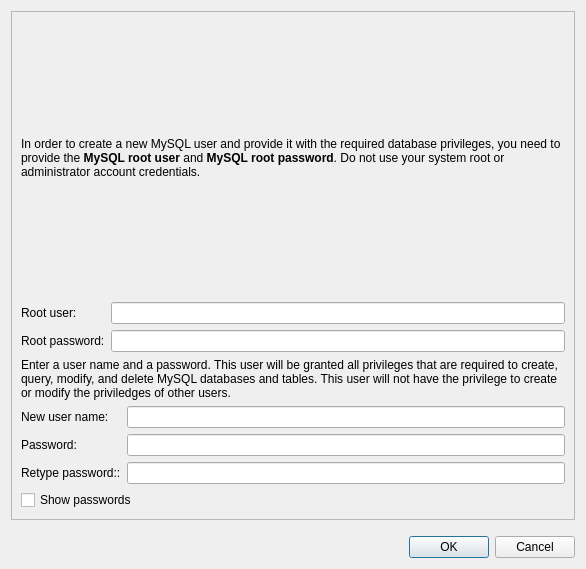
Old version of the form coquery/gui/ui/createUser.ui in the repository gkunter/coquery.
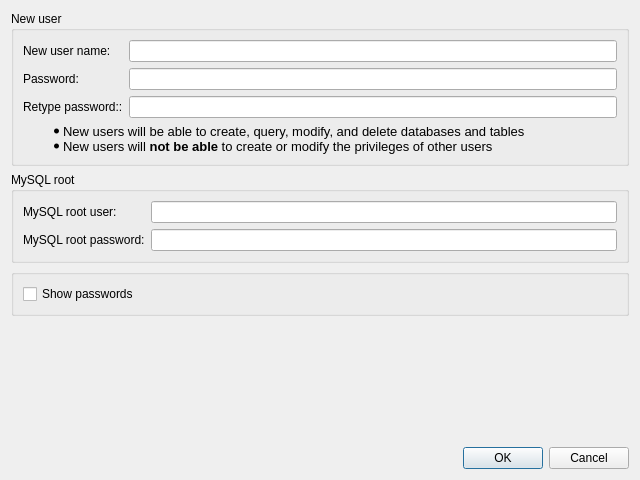
New version of the form.

Commit message: Simplify interface

What changed in the file:
```diff
--- a/coquery/gui/ui/createUser.ui
+++ b/coquery/gui/ui/createUser.ui
@@ -6,102 +6,23 @@
    <rect>
     <x>0</x>
     <y>0</y>
-    <width>586</width>
-    <height>569</height>
+    <width>640</width>
+    <height>480</height>
    </rect>
   </property>
   <property name="windowTitle">
    <string>Create a new MySQL user – Coquery</string>
   </property>
-  <layout class="QVBoxLayout" name="verticalLayout_2">
-   <property name="spacing">
-    <number>16</number>
-   </property>
+  <layout class="QVBoxLayout" name="verticalLayout_3" stretch="0,0,0,0,1">
    <property name="sizeConstraint">
     <enum>QLayout::SetMinimumSize</enum>
    </property>
    <item>
-    <widget class="QFrame" name="frame">
-     <property name="frameShape">
-      <enum>QFrame::StyledPanel</enum>
+    <widget class="QGroupBox" name="groupBox_2">
+     <property name="title">
+      <string>New user</string>
      </property>
-     <property name="frameShadow">
-      <enum>QFrame::Raised</enum>
-     </property>
-     <layout class="QVBoxLayout" name="verticalLayout">
-      <item>
-       <widget class="QLabel" name="label">
-        <property name="sizePolicy">
-         <sizepolicy hsizetype="MinimumExpanding" vsizetype="MinimumExpanding">
-          <horstretch>0</horstretch>
-          <verstretch>0</verstretch>
-         </sizepolicy>
-        </property>
-        <property name="text">
-         <string>&lt;html&gt;&lt;head/&gt;&lt;body&gt;&lt;p&gt;In order to create a new MySQL user and provide it with the required database privileges, you need to provide the &lt;span style=&quot; font-weight:600;&quot;&gt;MySQL root user&lt;/span&gt; and &lt;span style=&quot; font-weight:600;&quot;&gt;MySQL root password&lt;/span&gt;. Do not use your system root or administrator account credentials.&lt;/p&gt;&lt;/body&gt;&lt;/html&gt;</string>
-        </property>
-        <property name="wordWrap">
-         <bool>true</bool>
-        </property>
-       </widget>
-      </item>
-      <item>
-       <layout class="QGridLayout" name="gridLayout">
-        <item row="0" column="1">
-         <widget class="QLineEdit" name="root_name">
-          <property name="sizePolicy">
-           <sizepolicy hsizetype="MinimumExpanding" vsizetype="Fixed">
-            <horstretch>0</horstretch>
-            <verstretch>0</verstretch>
-           </sizepolicy>
-          </property>
-          <property name="text">
-           <string/>
-          </property>
-         </widget>
-        </item>
-        <item row="1" column="1">
-         <widget class="QLineEdit" name="root_password">
-          <property name="sizePolicy">
-           <sizepolicy hsizetype="MinimumExpanding" vsizetype="Fixed">
-            <horstretch>0</horstretch>
-            <verstretch>0</verstretch>
-           </sizepolicy>
-          </property>
-          <property name="text">
-           <string/>
-          </property>
-          <property name="echoMode">
-           <enum>QLineEdit::PasswordEchoOnEdit</enum>
-          </property>
-         </widget>
-        </item>
-        <item row="1" column="0">
-         <widget class="QLabel" name="label_2">
-          <property name="text">
-           <string>Root password:</string>
-          </property>
-         </widget>
-        </item>
-        <item row="0" column="0">
-         <widget class="QLabel" name="label_3">
-          <property name="text">
-           <string>Root user:</string>
-          </property>
-         </widget>
-        </item>
-       </layout>
-      </item>
-      <item>
-       <widget class="QLabel" name="label_7">
-        <property name="text">
-         <string>&lt;html&gt;&lt;head/&gt;&lt;body&gt;&lt;p&gt;Enter a user name and a password. This user will be granted all privileges that are required to create, query, modify, and delete MySQL databases and tables. This user will not have the privilege to create or modify the priviledges of other users.&lt;/p&gt;&lt;/body&gt;&lt;/html&gt;</string>
-        </property>
-        <property name="wordWrap">
-         <bool>true</bool>
-        </property>
-       </widget>
-      </item>
+     <layout class="QVBoxLayout" name="verticalLayout_2">
       <item>
        <layout class="QGridLayout" name="gridLayout_2">
         <item row="1" column="1">
@@ -172,6 +93,79 @@
         </item>
        </layout>
       </item>
+      <item>
+       <widget class="QLabel" name="label_7">
+        <property name="text">
+         <string>&lt;!DOCTYPE HTML PUBLIC &quot;-//W3C//DTD HTML 4.0//EN&quot; &quot;http://www.w3.org/TR/REC-html40/strict.dtd&quot;&gt;
+&lt;html&gt;&lt;head&gt;&lt;meta name=&quot;qrichtext&quot; content=&quot;1&quot; /&gt;&lt;style type=&quot;text/css&quot;&gt;
+p, li { white-space: pre-wrap; }
+&lt;/style&gt;&lt;/head&gt;&lt;body style=&quot; font-family:'Noto Sans'; font-size:10pt; font-weight:400; font-style:normal;&quot;&gt;
+&lt;ul style=&quot;margin-top: 0px; margin-bottom: 0px; margin-left: 0px; margin-right: 0px; -qt-list-indent: 1;&quot;&gt;&lt;li style=&quot; margin-top:12px; margin-bottom:0px; margin-left:0px; margin-right:0px; -qt-block-indent:0; text-indent:0px;&quot;&gt;New users will be able to create, query, modify, and delete databases and tables&lt;/li&gt;
+&lt;li style=&quot; margin-top:0px; margin-bottom:12px; margin-left:0px; margin-right:0px; -qt-block-indent:0; text-indent:0px;&quot;&gt;New users will &lt;span style=&quot; font-weight:600;&quot;&gt;not be able&lt;/span&gt; to create or modify the privileges of other users&lt;/li&gt;&lt;/ul&gt;&lt;/body&gt;&lt;/html&gt;</string>
+        </property>
+        <property name="wordWrap">
+         <bool>true</bool>
+        </property>
+       </widget>
+      </item>
+     </layout>
+    </widget>
+   </item>
+   <item>
+    <widget class="QGroupBox" name="groupBox_3">
+     <property name="title">
+      <string>MySQL root</string>
+     </property>
+     <layout class="QGridLayout" name="gridLayout">
+      <item row="0" column="0">
+       <widget class="QLabel" name="label_3">
+        <property name="text">
+         <string>MySQL root user:</string>
+        </property>
+       </widget>
+      </item>
+      <item row="0" column="1">
+       <widget class="QLineEdit" name="root_name">
+        <property name="sizePolicy">
+         <sizepolicy hsizetype="MinimumExpanding" vsizetype="Fixed">
+          <horstretch>0</horstretch>
+          <verstretch>0</verstretch>
+         </sizepolicy>
+        </property>
+        <property name="text">
+         <string/>
+        </property>
+       </widget>
+      </item>
+      <item row="1" column="0">
+       <widget class="QLabel" name="label_2">
+        <property name="text">
+         <string>MySQL root password:</string>
+        </property>
+       </widget>
+      </item>
+      <item row="1" column="1">
+       <widget class="QLineEdit" name="root_password">
+        <property name="sizePolicy">
+         <sizepolicy hsizetype="MinimumExpanding" vsizetype="Fixed">
+          <horstretch>0</horstretch>
+          <verstretch>0</verstretch>
+         </sizepolicy>
+        </property>
+        <property name="text">
+         <string/>
+        </property>
+        <property name="echoMode">
+         <enum>QLineEdit::PasswordEchoOnEdit</enum>
+        </property>
+       </widget>
+      </item>
+     </layout>
+    </widget>
+   </item>
+   <item>
+    <widget class="QGroupBox" name="groupBox">
+     <layout class="QVBoxLayout" name="verticalLayout">
       <item>
        <widget class="QCheckBox" name="check_show_passwords">
         <property name="text">
@@ -182,6 +176,19 @@
      </layout>
     </widget>
    </item>
+   <item>
+    <spacer name="verticalSpacer">
+     <property name="orientation">
+      <enum>Qt::Vertical</enum>
+     </property>
+     <property name="sizeHint" stdset="0">
+      <size>
+       <width>20</width>
+       <height>0</height>
+      </size>
+     </property>
+    </spacer>
+   </item>
    <item>
     <widget class="QDialogButtonBox" name="buttonBox">
      <property name="orientation">
```
Left out of the diff: 86 changed lines with no effect on the pictures. The commit also changes 1 other file.
